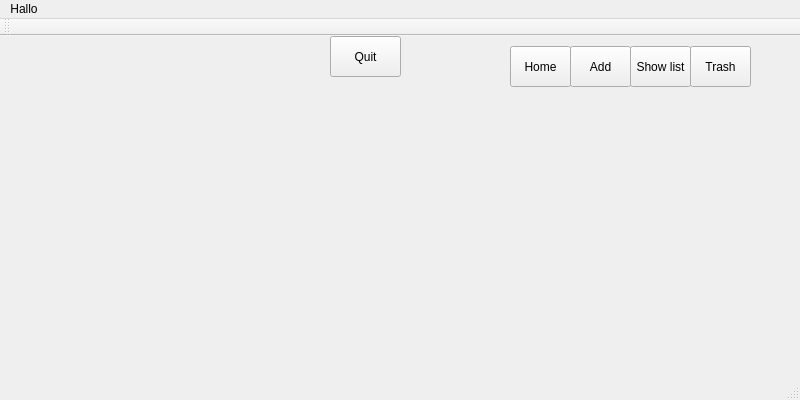
Qt form Hopur21Verkefni/MyComputerScienceList/ui/mainwindow.ui (Hopur21/Hopur21) before a commit.
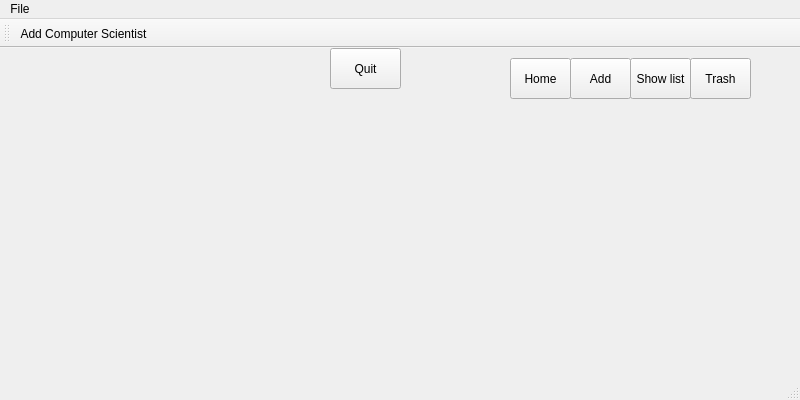
The same form after that commit. Icons and pictures are not drawn.

The edit to the form file:
```diff
--- a/Hopur21Verkefni/MyComputerScienceList/ui/mainwindow.ui
+++ b/Hopur21Verkefni/MyComputerScienceList/ui/mainwindow.ui
@@ -106,7 +106,7 @@
    </property>
    <widget class="QMenu" name="menuHallo">
     <property name="title">
-     <string>Hallo</string>
+     <string>File</string>
     </property>
    </widget>
    <addaction name="menuHallo"/>
@@ -118,8 +118,18 @@
    <attribute name="toolBarBreak">
     <bool>false</bool>
    </attribute>
+   <addaction name="action_Add_Computer_Scientist"/>
   </widget>
   <widget class="QStatusBar" name="statusBar"/>
+  <action name="action_Add_Computer_Scientist">
+   <property name="icon">
+    <iconset resource="../resources.qrc">
+     <normaloff>:/icons/images/add_user.png</normaloff>:/icons/images/add_user.png</iconset>
+   </property>
+   <property name="text">
+    <string>Add Computer Scientist</string>
+   </property>
+  </action>
  </widget>
  <layoutdefault spacing="6" margin="11"/>
  <resources/>
```
Left out of the diff: 5 changed lines with no effect on the pictures.
